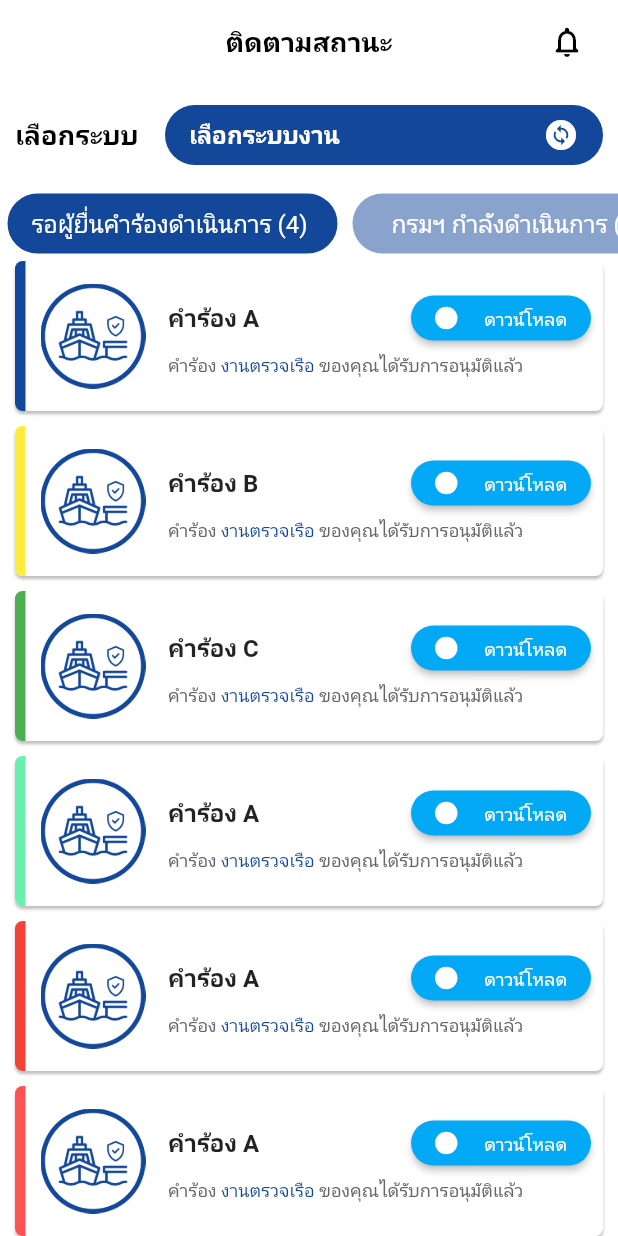
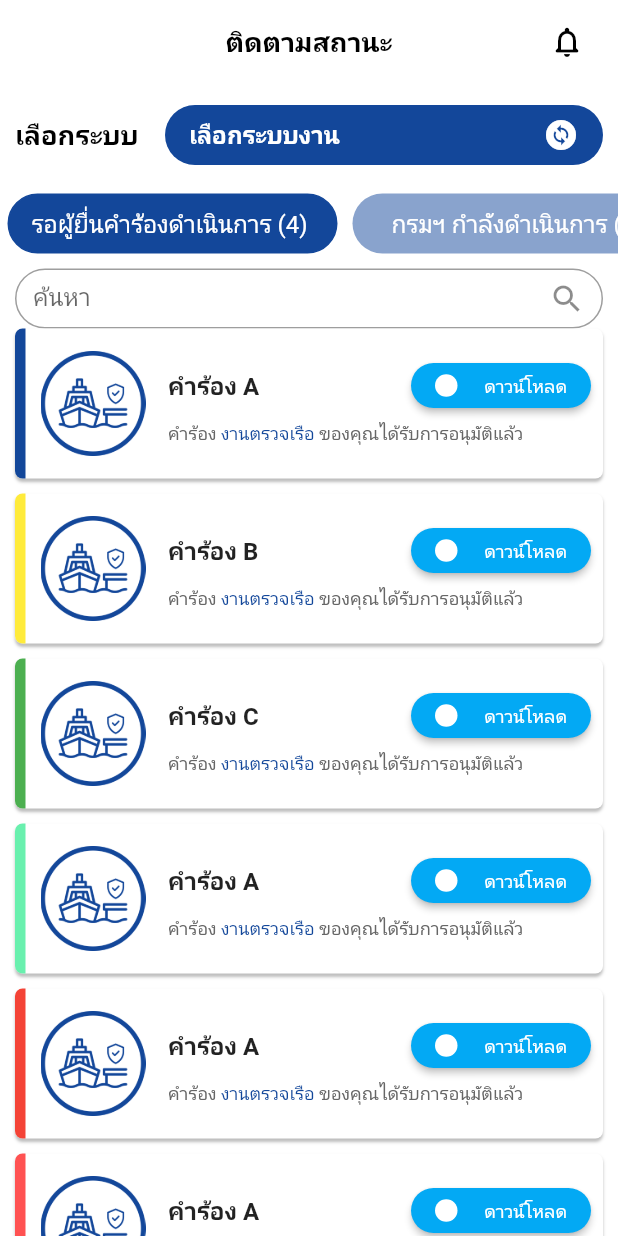
Before and after one commit to Ikkew555/nsw_app_user, a Flutter app: the TrackStatusPage screen opened directly, on a phone screen of 412 x 824 dp. Run offline on Flutter 3.47's test engine with Material 2 defaults, Android fonts, the phone set to English and light mode, and no system bars; our stand-ins replace badges, dropdown_button2, google_fonts, google_maps_flutter; missing offline and left inert: flutter_neat_and_clean_calendar, qr_code_scanner; Roboto replaces fonts that are missing (Prompt).

Commit message:
searchbar

```diff
--- a/lib/config.dart
+++ b/lib/config.dart
@@ -63,6 +63,12 @@ class Config {
       color: Colors.grey,
     ),
   );
+  TextStyle f16normal = GoogleFonts.prompt(
+    textStyle: TextStyle(
+      fontWeight: FontWeight.w400,
+      fontSize: 16,
+    ),
+  );
   TextStyle f18boldblack = GoogleFonts.prompt(
     textStyle: TextStyle(
       fontWeight: FontWeight.w700,
--- a/lib/pages/track_status/track_status.view.dart
+++ b/lib/pages/track_status/track_status.view.dart
@@ -16,6 +16,26 @@ class TrackStatusPage extends StatefulWidget {
 }
 
 class _TrackStatusPageState extends State<TrackStatusPage> {
+  OutlineInputBorder myinputborder() {
+    //return type is OutlineInputBorder
+    return OutlineInputBorder(
+        //Outline border type for TextFeild
+        borderRadius: BorderRadius.all(Radius.circular(50)),
+        borderSide: BorderSide(
+          color: Colors.black38,
+          width: 1,
+        ));
+  }
+
+  OutlineInputBorder myfocusborder() {
+    return OutlineInputBorder(
+        borderRadius: BorderRadius.all(Radius.circular(50)),
+        borderSide: BorderSide(
+          color: Config.instance.color,
+          width: 1,
+        ));
+  }
+
   List<String> items = [
     "รอผู้ยื่นคำร้องดำเนินการ (4) ",
     "กรมฯ กำลังดำเนินการ (4)",
@@ -411,6 +431,22 @@ class _TrackStatusPageState extends State<TrackStatusPage> {
                           },
                         ),
                       ),
+                      Padding(
+                        padding: const EdgeInsets.fromLTRB(10.0, 5.0, 10.0, 0),
+                        child: SizedBox(
+                          height: 40,
+                          child: TextField(
+                            decoration: InputDecoration(
+                              labelText: "ค้นหา",
+                              labelStyle: Config.instance.f16normal,
+                              suffixIcon: Icon(Icons.search),
+                              border: myinputborder(),
+                              enabledBorder: myinputborder(),
+                              focusedBorder: myfocusborder(),
+                            ),
+                          ),
+                        ),
+                      ),
                       SingleChildScrollView(
                         physics: ScrollPhysics(),
                         child: ListView.builder(
```
